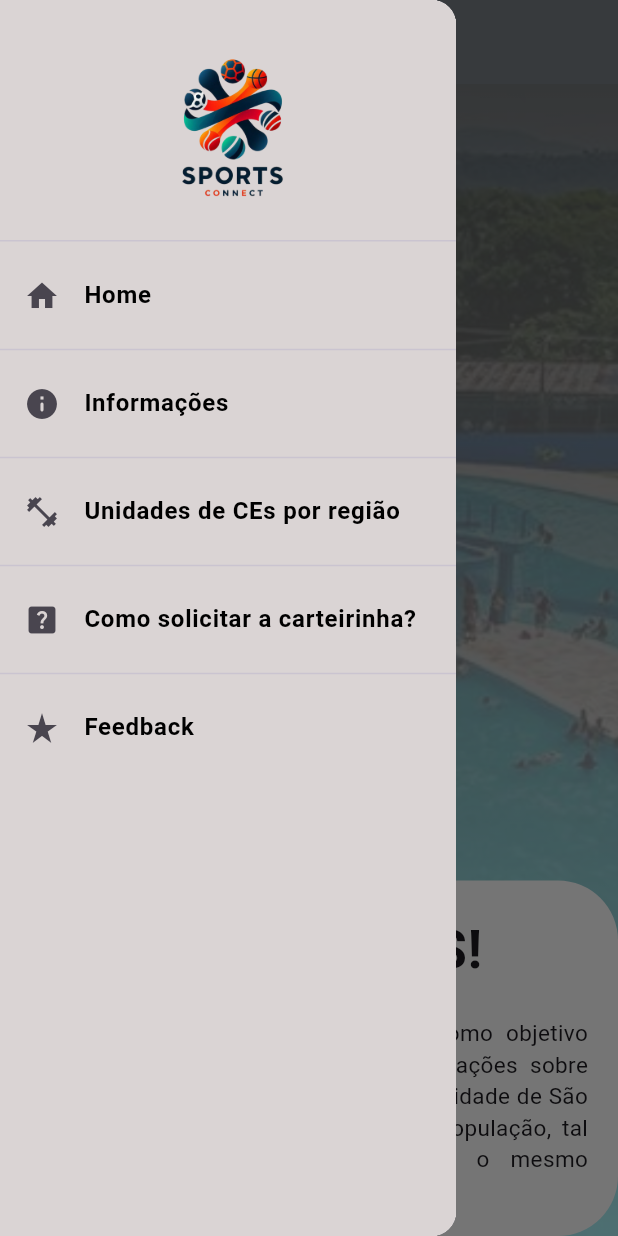
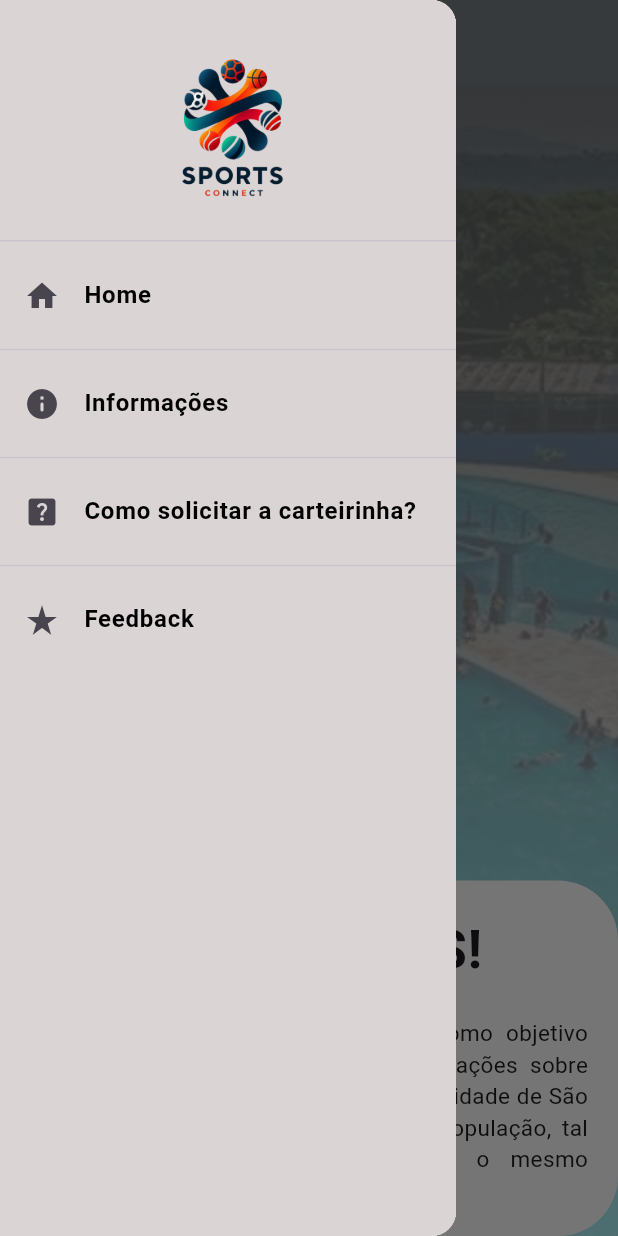
Before and after one commit to paulormcruz/SportsConnectSP, a Flutter app: the screen it shows after launch, with the side drawer open, on a phone screen of 412 x 824 dp. Run offline on Flutter 3.47's test engine with Material 3 defaults, Android fonts, the phone set to English and light mode, and no system bars.

Commit message:
Atualizações do código

```diff
--- a/lib/main.dart
+++ b/lib/main.dart
@@ -143,20 +143,6 @@ class WelcomeScreen extends StatelessWidget {
               ),
               const Divider(),
               ListTile(
-                leading: const Icon(Icons.fitness_center),
-                title: const Text(
-                  'Unidades de CEs por região',
-                  style: TextStyle(
-                    color: Colors.black,
-                    fontWeight: FontWeight.bold,
-                  ),
-                ),
-                onTap: () {
-                  Navigator.pushNamed(context, '/sports_centers');
-                },
-              ),
-              const Divider(),
-              ListTile(
                 leading: const Icon(Icons.help_center),
                 title: const Text(
                   'Como solicitar a carteirinha?',
```
Also changed, not shown: lib/carteirinha.dart (line endings or trailing spaces).
